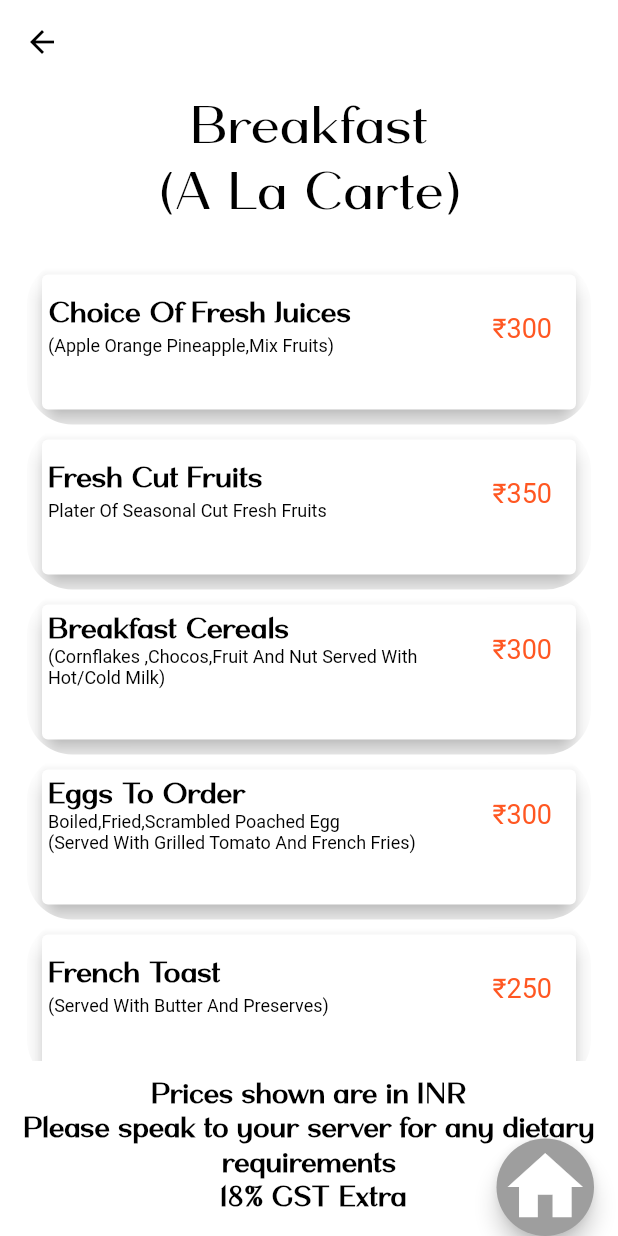
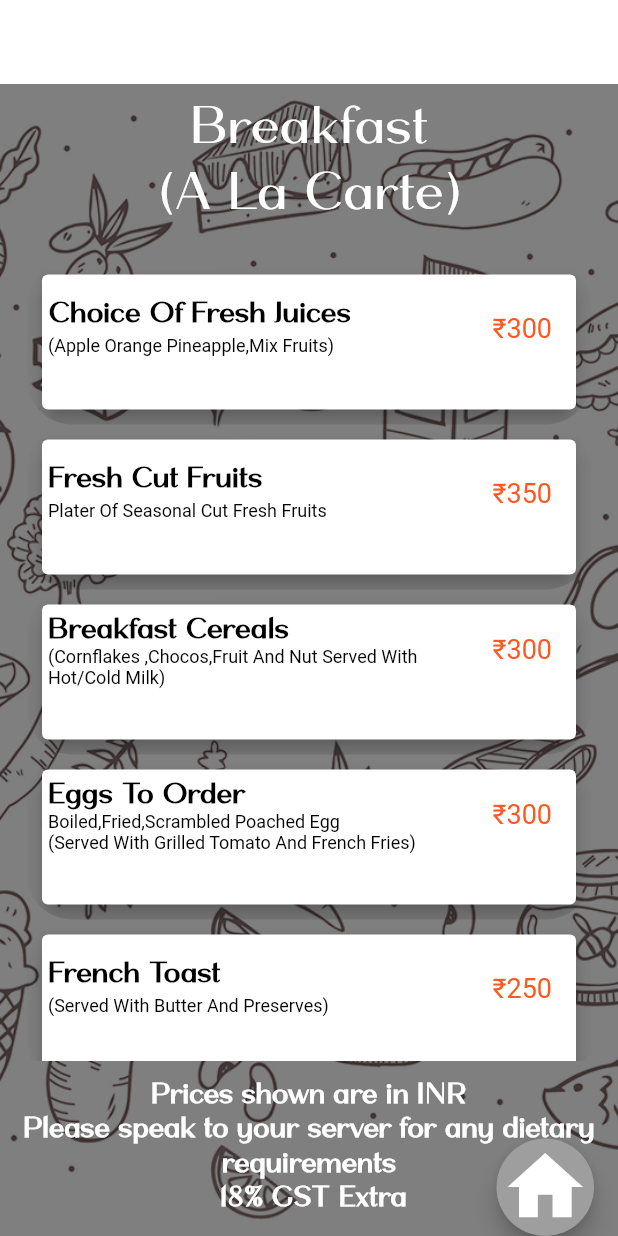
Before and after one commit to MohsinMaqbool9797/shawinn, a Flutter app: the A_La_Carte screen opened directly, on a phone screen of 412 x 824 dp. Run offline on Flutter 3.47's test engine with Material 2 defaults, Android fonts, the phone set to English and light mode, and no system bars; our stand-ins replace animated_splash_screen, page_transition.

Commit message:
second commit

```diff
--- a/lib/Resturant/item/breakFast_a_la_carte.dart
+++ b/lib/Resturant/item/breakFast_a_la_carte.dart
@@ -215,11 +215,11 @@ class _A_La_CarteState extends State<A_La_Carte> {
     ];
 
     return Scaffold(
-      backgroundColor: Colors.white,
+      backgroundColor: Colors.transparent,
       appBar: AppBar(
         // title: Text("Breakfast"),
-        backgroundColor: Colors.white,
-        iconTheme: IconThemeData(color: Colors.black),
+        backgroundColor: Colors.transparent,
+        iconTheme: IconThemeData(color: Colors.white),
         elevation: 0.0,
         leading: IconButton(
           icon: Icon(
@@ -233,6 +233,17 @@ class _A_La_CarteState extends State<A_La_Carte> {
       body: SafeArea(
         child: Container(
           padding: EdgeInsets.all(5.0),
+          decoration: BoxDecoration(
+            // borderRadius: BorderRadius.circular(10),
+            image: DecorationImage(
+              image: AssetImage('assets/background.jpg'),
+              fit: BoxFit.cover,
+              colorFilter: ColorFilter.mode(
+                Colors.black.withOpacity(.5),
+                BlendMode.hardLight,
+              ),
+            ),
+          ),
           child: Column(
             children: <Widget>[
               Container(
@@ -246,7 +257,7 @@ class _A_La_CarteState extends State<A_La_Carte> {
                         textAlign: TextAlign.center,
                         style: TextStyle(
                           fontSize: 34.0,
-                          color: Colors.black,
+                          color: Colors.white,
                           fontFamily: 'Mansory',
                           fontWeight: FontWeight.w600,
                         ),
@@ -263,13 +274,12 @@ class _A_La_CarteState extends State<A_La_Carte> {
                     SizedBox(
                       height: 10.0,
                     ),
-
                   ],
                 ),
               ),
-                Container(
+              Container(
                 alignment: Alignment.bottomCenter,
-                   child:taxes(),
+                child: taxes(),
               )
             ],
           ),
--- a/lib/taxes.dart
+++ b/lib/taxes.dart
@@ -4,12 +4,13 @@ import 'package:flutter/material.dart';
 
 taxes() {
   return Padding(
-    padding: const EdgeInsets.symmetric(vertical: 10.0,),
-
+    padding: const EdgeInsets.symmetric(
+      vertical: 10.0,
+    ),
     child: Text(
       'Prices shown are in INR\nPlease speak to your server for any dietary requirements\n 18% GST Extra',
       style: TextStyle(
-        color: Colors.black,
+        color: Colors.white,
         fontSize: 18,
         fontFamily: 'Mansory',
         fontWeight: FontWeight.bold,
--- a/pubspec.yaml
+++ b/pubspec.yaml
@@ -71,6 +71,7 @@ flutter:
     - assets/RestaurantLogo.png
     - assets/coffeeLogo.png
     - assets/TeaShop.jpg
+    - assets/background.jpg
   # An image asset can refer to one or more resolution-specific "variants", see
   # https://flutter.dev/assets-and-images/#resolution-aware
 
```
Also changed, not shown: lib/Resturant/item/breakfast_american.dart (+14 -4 lines), lib/Resturant/resturantSHop.dart (+8 -4 lines), assets/background.jpg (added).
